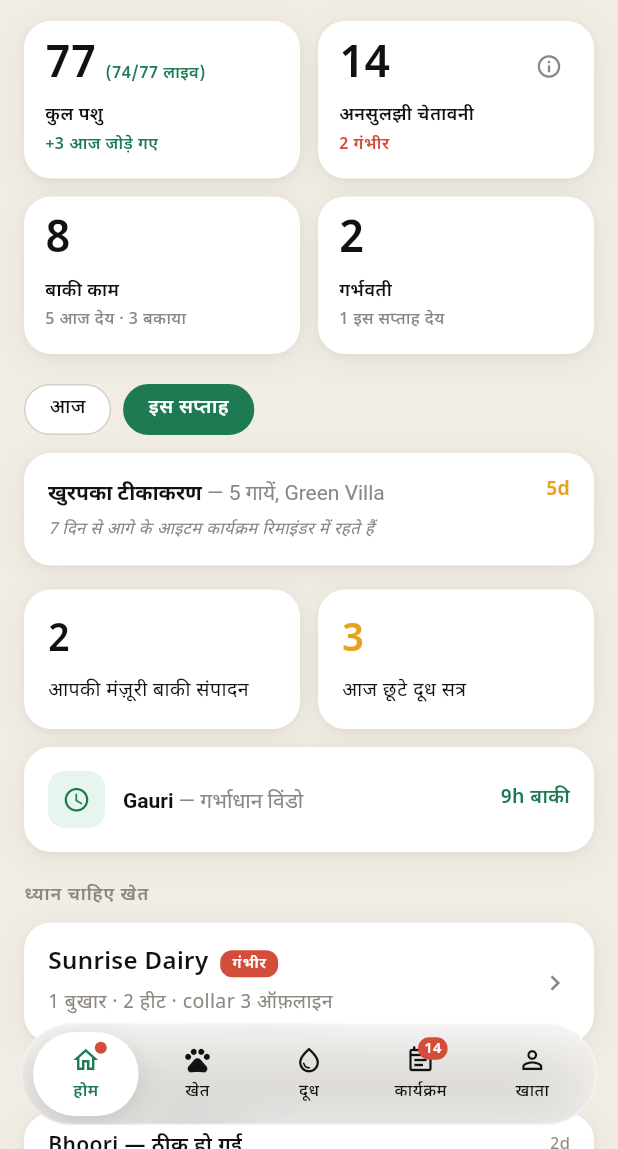
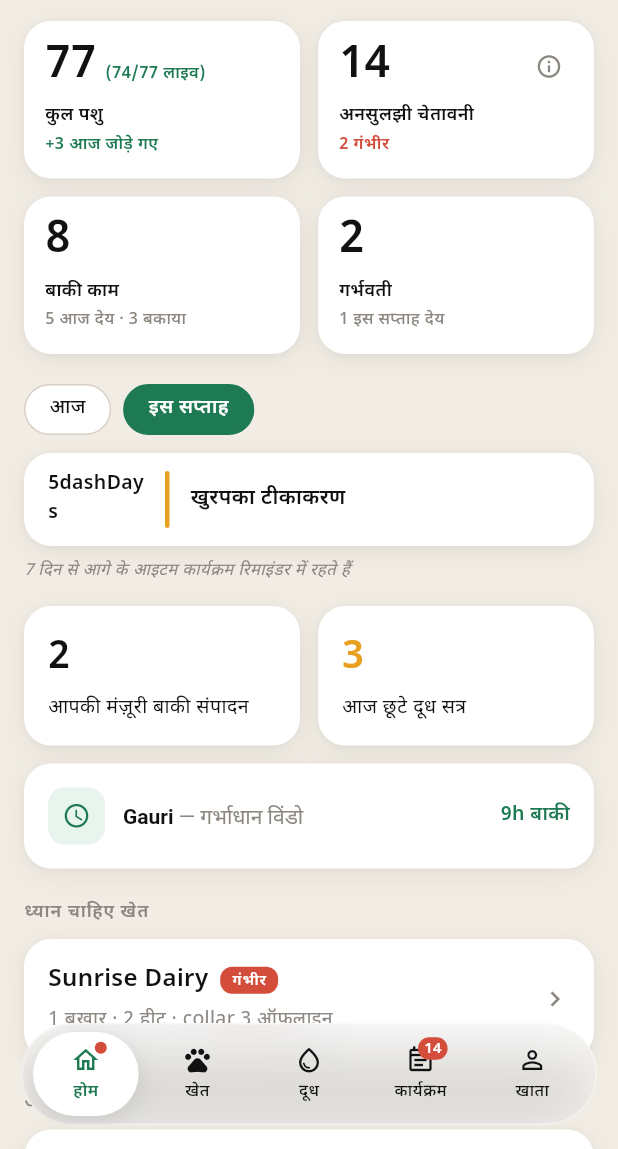
Before and after one commit to vaseey21/Vanix, a Flutter app: the DashboardScreen screen opened directly with empty values, after a tap on "इस सप्ताह", on a phone screen of 412 x 824 dp, the part 87-1236 px from its top. Run offline on Flutter 3.47's test engine with Material 3 defaults, Android fonts, the phone set to English and light mode, and no system bars.

Commit message:
auto: save changes

```diff
--- a/flutter_app/lib/screens/dashboard_screen.dart
+++ b/flutter_app/lib/screens/dashboard_screen.dart
@@ -462,38 +462,23 @@ class _DashboardScreenState extends State<DashboardScreen> {
             decoration: _cardDeco(),
             padding: const EdgeInsets.symmetric(horizontal: 16),
             child: Column(children: [
+              _scheduleRow('9h ${_t('dashLeft')}', 'dashInsemWindow', titlePrefix: 'Gauri', barColor: VanixColors.greenInk, timeColor: VanixColors.greenInk, divider: true),
               _scheduleRow('11:00 AM', 'dashVaccDrive', sub: 'dashStartsIn', barColor: VanixColors.greenDeep, divider: true),
               _scheduleRow('4:30 PM', 'dashVetVisit', barColor: _border, divider: true),
               _scheduleRow('6:00 PM', 'dashMilkLogging', barColor: _border, divider: false),
             ]),
           )
-        else
+        else ...[
           Container(
             decoration: _cardDeco(),
-            padding: const EdgeInsets.all(16),
-            child: Column(
-              crossAxisAlignment: CrossAxisAlignment.start,
-              children: [
-                Row(
-                  crossAxisAlignment: CrossAxisAlignment.start,
-                  children: [
-                    Expanded(
-                      child: RichText(
-                        text: TextSpan(children: [
-                          TextSpan(text: _t('dashFmd'), style: TextStyle(fontSize: 14, fontWeight: FontWeight.w600, color: _text1)),
-                          TextSpan(text: ' — 5 ${_t('dashCows')}, Green Villa', style: const TextStyle(fontSize: 14, color: VanixColors.textHint)),
-                        ]),
-                      ),
-                    ),
-                    const SizedBox(width: 10),
-                    const Text('5d', style: TextStyle(fontSize: 13, fontWeight: FontWeight.w700, color: VanixColors.warning)),
-                  ],
-                ),
-                const SizedBox(height: 8),
-                Text(_t('dashRemindersNote'), style: const TextStyle(fontSize: 11, fontStyle: FontStyle.italic, color: VanixColors.textHint)),
-              ],
-            ),
+            padding: const EdgeInsets.symmetric(horizontal: 16),
+            child: Column(children: [
+              _scheduleRow('5${_t('dashDays')}', 'dashFmd', sub: null, detail: '5 ${_t('dashCows')}, Green Villa', barColor: VanixColors.warning, timeColor: VanixColors.warning, divider: false),
+            ]),
           ),
+          const SizedBox(height: 8),
+          Text(_t('dashRemindersNote'), style: const TextStyle(fontSize: 11, fontStyle: FontStyle.italic, color: VanixColors.textHint)),
+        ],
       ],
     );
   }
```
